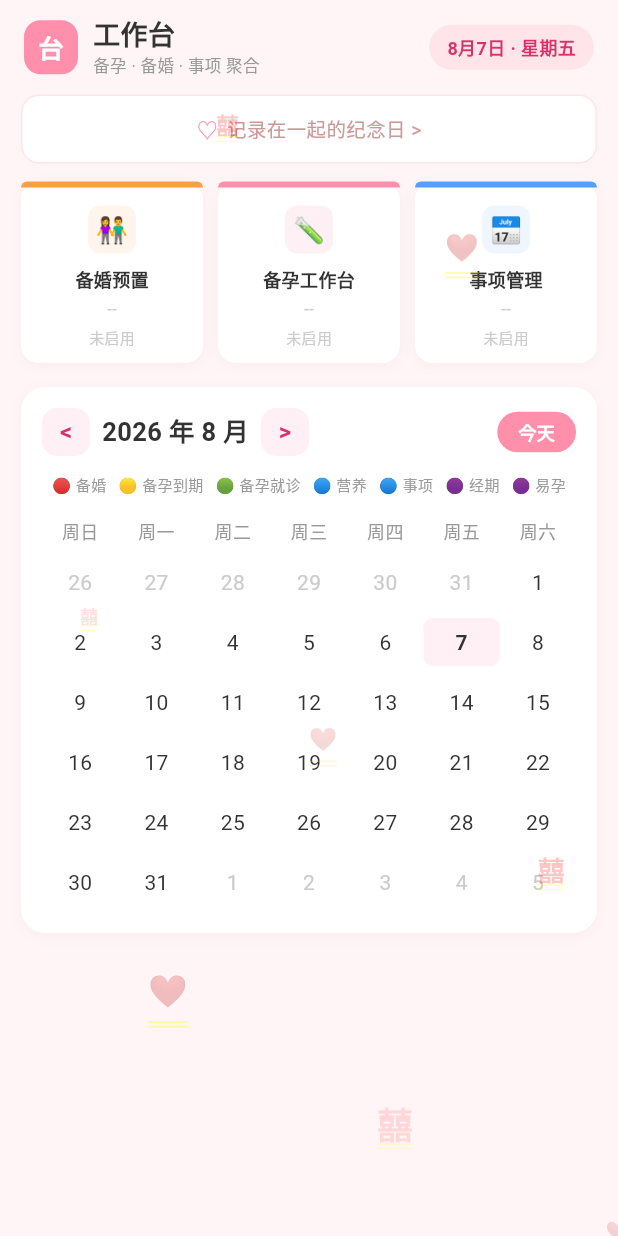
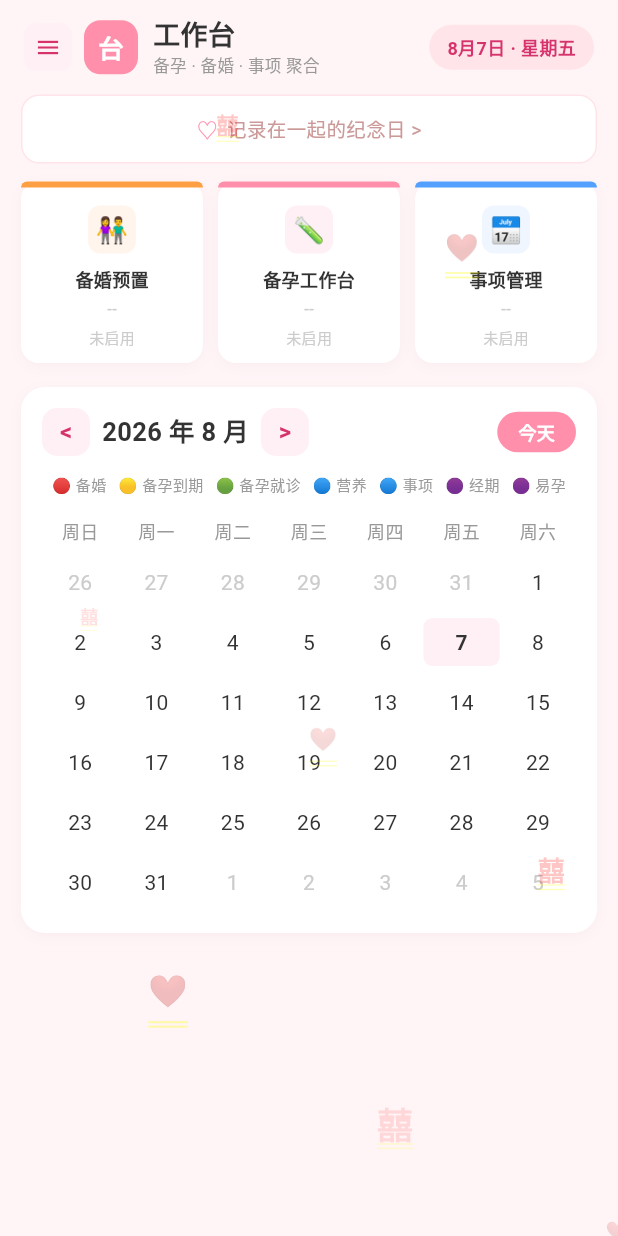
Before and after one commit to shengtudai2/hua_dashboard, a Flutter app: the screen it shows after launch, on a phone screen of 412 x 824 dp. Run offline on Flutter 3.47's test engine with Material 3 defaults, Android fonts, the phone set to English and light mode, and no system bars; drawn by our look-alikes of table_calendar; our stand-ins replace fl_chart, share_plus, shared_preferences, sqflite; accounts and stored records are empty; Roboto replaces fonts that are missing (ZCOOL KuaiLe).

Commit message:
fix: 加回导航菜单+日历月份切换+纪念日交互
- 工作台和备孕页左上角加菜单按钮，可打开抽屉切换应用
- 日历 < > 按钮可切换月份，今天按钮回到今天
- 纪念日横幅可点击弹出提示
- 备孕页加菜单按钮

```diff
--- a/lib/pages/home/home_page.dart
+++ b/lib/pages/home/home_page.dart
@@ -5,6 +5,7 @@ import '../../database/database_helper.dart';
 import '../../models/beiyun_task.dart';
 import '../../models/budget.dart';
 import '../../models/todo.dart';
+import '../../main.dart';
 
 /// 工作台首页 — 像素级还原 Web 版
 class HomePage extends StatefulWidget {
@@ -51,7 +52,20 @@ class _HomePageState extends State<HomePage> {
             padding: const EdgeInsets.fromLTRB(16, 10, 16, 6),
             child: Row(
               children: [
-                // 左侧：Logo + 标题
+                // 菜单按钮
+                GestureDetector(
+                  onTap: () => appDrawerKey.currentState?.openDrawer(),
+                  child: Container(
+                    width: 32, height: 32,
+                    decoration: BoxDecoration(
+                      color: const Color(0xFFFFF0F5),
+                      borderRadius: BorderRadius.circular(8),
+                    ),
+                    child: const Icon(Icons.menu, size: 18, color: Color(0xFFD6336C)),
+                  ),
+                ),
+                const SizedBox(width: 8),
+                // Logo + 标题
                 Row(
                   children: [
                     Container(
@@ -106,7 +120,10 @@ class _HomePageState extends State<HomePage> {
         child: Column(
           children: [
             // 纪念日横幅
-            _buildBanner(),
+            GestureDetector(
+              onTap: () => _showBannerDialog(),
+              child: _buildBanner(),
+            ),
             const SizedBox(height: 12),
             // 三功能卡片
             _buildCards(),
@@ -221,16 +238,27 @@ class _HomePageState extends State<HomePage> {
               children: [
                 Row(
                   children: [
-                    _calNavBtn('<'),
+                    GestureDetector(
+                      onTap: () => _changeMonth(-1),
+                      child: _calNavBtn('<'),
+                    ),
                     const SizedBox(width: 8),
-                    const Text('2026 年 8 月', style: TextStyle(
+                    Text('${_focusedDay.year} 年 ${_focusedDay.month} 月', style: const TextStyle(
                       fontSize: 17, fontWeight: FontWeight.w700, color: Color(0xFF333333),
                     )),
                     const SizedBox(width: 8),
-                    _calNavBtn('>'),
+                    GestureDetector(
+                      onTap: () => _changeMonth(1),
+                      child: _calNavBtn('>'),
+                    ),
                   ],
                 ),
-                Container(
+                GestureDetector(
+                  onTap: () => setState(() {
+                    _focusedDay = DateTime.now();
+                    _selectedDay = DateTime.now();
+                  }),
+                  child: Container(
                     padding: const EdgeInsets.symmetric(horizontal: 14, vertical: 5),
                     decoration: BoxDecoration(
                       color: const Color(0xFFFF8FAB),
@@ -239,6 +267,7 @@ class _HomePageState extends State<HomePage> {
                     child: const Text('今天', style: TextStyle(
                       fontSize: 12, color: Colors.white, fontWeight: FontWeight.w600,
                     )),
+                  ),
                 ),
               ],
             ),
@@ -334,6 +363,29 @@ class _HomePageState extends State<HomePage> {
     );
   }
 
+  void _changeMonth(int delta) {
+    setState(() {
+      _focusedDay = DateTime(_focusedDay.year, _focusedDay.month + delta, _focusedDay.day);
+    });
+  }
+
+  void _showBannerDialog() {
+    showDialog(
+      context: context,
+      builder: (ctx) => AlertDialog(
+        shape: RoundedRectangleBorder(borderRadius: BorderRadius.circular(16)),
+        title: const Text('纪念日', style: TextStyle(fontFamily: 'ZCOOL KuaiLe', fontSize: 18)),
+        content: const Text('记录属于你们的纪念日，后续版本将支持日历提醒。'),
+        actions: [
+          TextButton(
+            onPressed: () => Navigator.pop(ctx),
+            child: const Text('知道了'),
+          ),
+        ],
+      ),
+    );
+  }
+
   Widget _buildLegend() {
     const items = [
       ('🔴', '备婚'), ('🟡', '备孕到期'), ('🟢', '备孕就诊'),
```
Also changed, not shown: lib/pages/beiyun/beiyun_page.dart (+13 -0 lines). Lines whose indentation alone changed are shown as unchanged.
